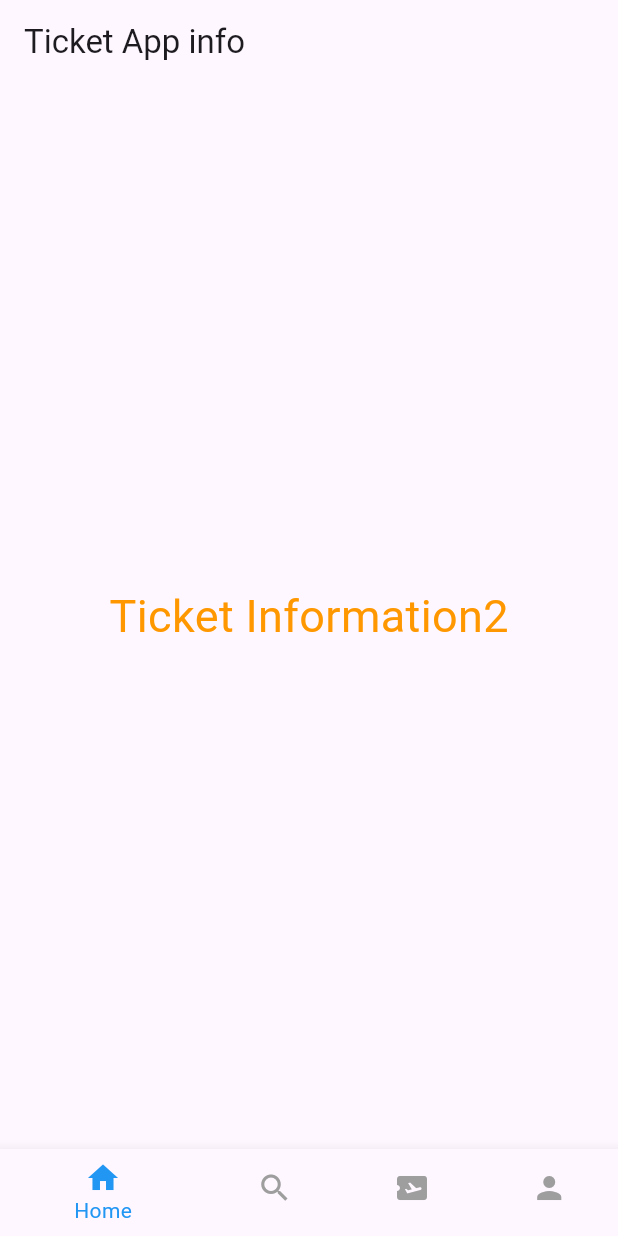
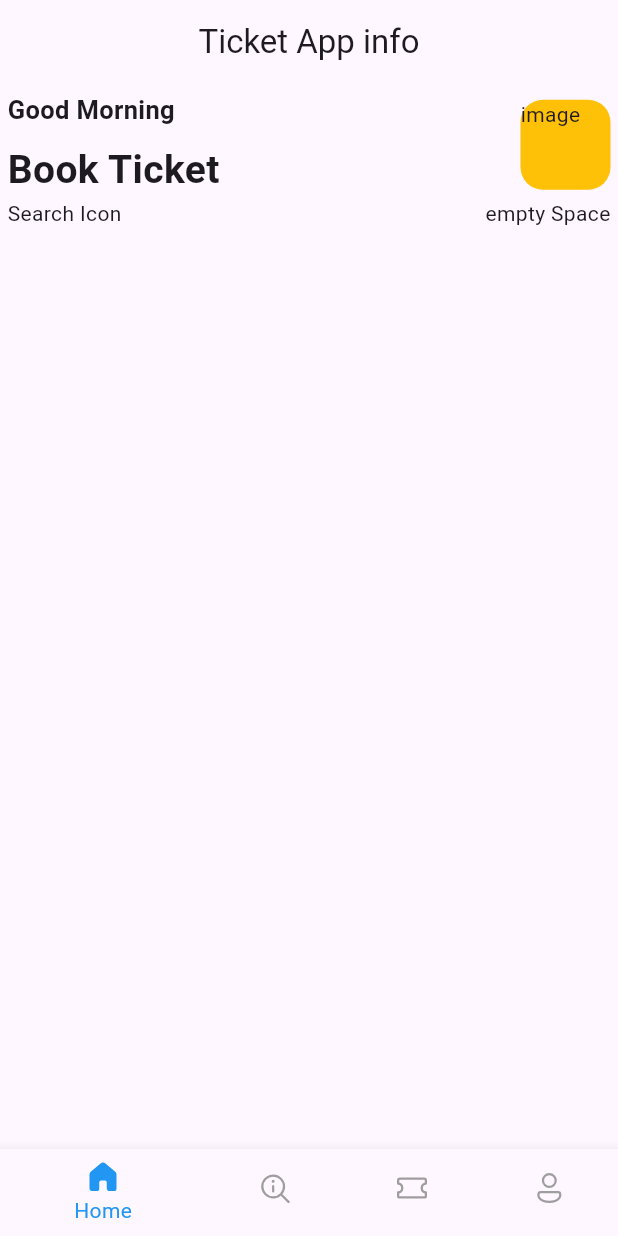
Before and after one commit to brisam51/flutter_tacket_app, a Flutter app: the screen it shows after launch, on a phone screen of 412 x 824 dp. Run offline on Flutter 3.47's test engine with Material 3 defaults, Android fonts, the light colour scheme and no system bars; our stand-ins replace fluentui_icons.

Commit message:
send changes 14030511

```diff
--- a/lib/base/butom_navbar.dart
+++ b/lib/base/butom_navbar.dart
@@ -1,4 +1,8 @@
+// ignore_for_file: prefer_const_constructors
+
+import 'package:fluentui_icons/fluentui_icons.dart';
 import 'package:flutter/material.dart';
+import 'package:lobia_app/screens/home_screen.dart';
 
 class BotomNavBar extends StatefulWidget {
   const BotomNavBar({super.key});
@@ -8,24 +12,54 @@ class BotomNavBar extends StatefulWidget {
 }
 
 class _BotomNavBarState extends State<BotomNavBar> {
+final appScreen = [
+
+   const HomeScreen(),
+    const HomeScreen(),
+    Center(child: const Text('tickets')),
+    Center(child: const Text('profile')),
+  ];
+  //variable for selected item
+  int _selectedIndex = 0;
+  void _onItemTapped(int index) {
+    setState(() {
+      _selectedIndex = index;
+    });
+
+  }
+
   @override
   Widget build(BuildContext context) {
     return Scaffold(
       appBar: AppBar(
         title: const Text('Ticket App info'),
+        centerTitle: true,
       ),
-        body: const Center(child: Text('Ticket Information2',style:TextStyle(fontSize: 30.0,color:Colors.orange,fontWeight:fo))),
+      body: appScreen[_selectedIndex],
       bottomNavigationBar: BottomNavigationBar(
+        currentIndex: _selectedIndex,
+        onTap: _onItemTapped,
         selectedItemColor: Colors.blue,
         unselectedItemColor: Colors.grey,
         items: const [
-            BottomNavigationBarItem(icon: Icon(Icons.home), label: "Home"),
-            BottomNavigationBarItem(icon: Icon(Icons.search), label: "Search"),
-            BottomNavigationBarItem(icon: Icon(Icons.airplane_ticket), label: "Tickets"),
-            BottomNavigationBarItem(icon: Icon(Icons.person), label: "Profile"),
+          BottomNavigationBarItem(
+              icon: Icon(FluentSystemIcons.ic_fluent_home_add_regular),
+              label: "Home",
+              activeIcon: Icon(FluentSystemIcons.ic_fluent_home_filled)),
+          BottomNavigationBarItem(
+              icon: Icon(FluentSystemIcons.ic_fluent_search_info_regular),
+              label: "Search",
+              activeIcon: Icon(FluentSystemIcons.ic_fluent_search_filled)),
+          BottomNavigationBarItem(
+              icon: Icon(FluentSystemIcons.ic_fluent_ticket_regular),
+              activeIcon: Icon(FluentSystemIcons.ic_fluent_ticket_filled),
+              label: "Tickets"),
+          BottomNavigationBarItem(
+              icon: Icon(FluentSystemIcons.ic_fluent_person_regular),
+              label: "Profile",
+              activeIcon: Icon(FluentSystemIcons.ic_fluent_person_filled)),
         ],
       ),
-
     );
   }
 }
--- /dev/null
+++ b/lib/base/res/styles/app_styles.dart
@@ -0,0 +1,9 @@
+import 'package:flutter/material.dart';
+
+class AppStyles {
+  static Color primaryColor = const Color(0xFF687daf);
+  static TextStyle headlines_1 =
+      const TextStyle(fontSize: 26.0, fontWeight: FontWeight.bold);
+  static TextStyle headlines_2 =
+      const TextStyle(fontSize: 17.0, fontWeight: FontWeight.bold);
+}
--- /dev/null
+++ b/lib/screens/home_screen.dart
@@ -0,0 +1,57 @@
+import 'package:flutter/material.dart';
+import 'package:lobia_app/base/res/styles/app_styles.dart';
+
+class HomeScreen extends StatelessWidget {
+  const HomeScreen({super.key});
+
+  @override
+  Widget build(BuildContext context) {
+    return Scaffold(
+      body: ListView(
+        children: [
+          Container(
+            margin: const EdgeInsets.all(5.0),
+            child: Column(
+              children: [
+                Row(
+                  mainAxisAlignment: MainAxisAlignment.spaceBetween,
+                  children: [
+                    Column(
+                      crossAxisAlignment: CrossAxisAlignment.start,
+                      children: [
+                        Text(
+                          'Good Morning',
+                          style: AppStyles.headlines_2,
+                        ),
+                        const SizedBox(
+                          height: 10.0,
+                        ),
+                        Text('Book Ticket', style: AppStyles.headlines_1),
+                      ],
+                    ),
+                    Container(
+                      width: 60,
+                      height: 60,
+                      decoration: BoxDecoration(
+                       color: Colors.amber,
+                          borderRadius: BorderRadius.circular(15.0),
+                          ),
+                      child: const Text('image'),
+                    )
+                  ],
+                ),
+                const Row(
+                  mainAxisAlignment: MainAxisAlignment.spaceBetween,
+                  children: [
+                    Text('Search Icon'),
+                    Text('empty Space'),
+                  ],
+                )
+              ],
+            ),
+          )
+        ],
+      ),
+    );
+  }
+}
--- a/pubspec.yaml
+++ b/pubspec.yaml
@@ -35,6 +35,7 @@ dependencies:
   # The following adds the Cupertino Icons font to your application.
   # Use with the CupertinoIcons class for iOS style icons.
   cupertino_icons: ^1.0.6
+  fluentui_icons: ^1.0.0
 
 dev_dependencies:
   flutter_test:
```
Also changed, not shown: pubspec.lock. Lines whose indentation alone changed are shown as unchanged.
